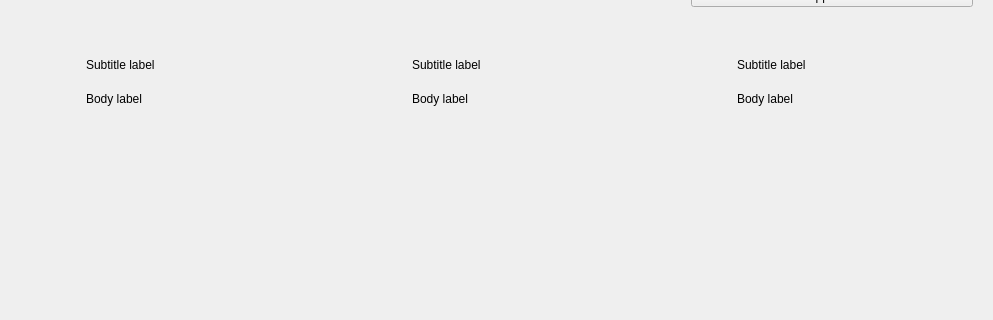
Qt form app/view/designer/about_interface.ui (mangofanfan/FanTools2) before a commit; both pictures show x 0 to 993 and y 325 to 645 of the 993 by 753 pixel window.
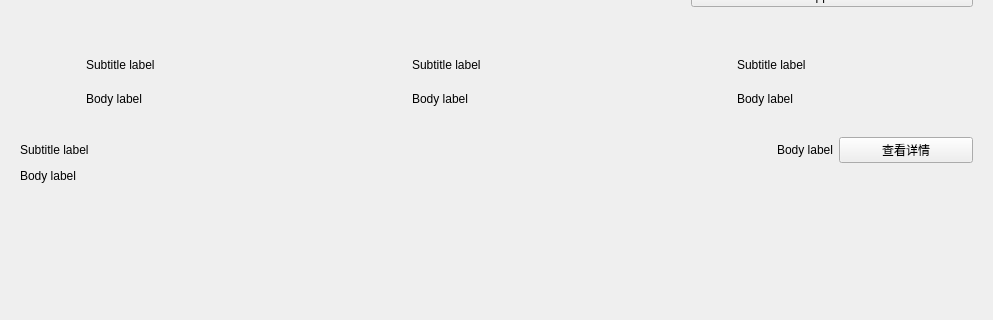
The same form after that commit. Custom widgets are drawn as their Qt base class.

```diff
--- a/app/view/designer/about_interface.ui
+++ b/app/view/designer/about_interface.ui
@@ -323,6 +323,52 @@
      </item>
     </layout>
    </item>
+   <item>
+    <widget class="SimpleCardWidget" name="SimpleCardWidget_3">
+     <property name="minimumSize">
+      <size>
+       <width>0</width>
+       <height>0</height>
+      </size>
+     </property>
+     <layout class="QGridLayout" name="gridLayout_6" columnstretch="3,3,1" columnminimumwidth="0,0,0">
+      <item row="0" column="1">
+       <widget class="BodyLabel" name="BodyLabel_NewsTime">
+        <property name="layoutDirection">
+         <enum>Qt::LeftToRight</enum>
+        </property>
+        <property name="text">
+         <string>Body label</string>
+        </property>
+        <property name="alignment">
+         <set>Qt::AlignRight|Qt::AlignTrailing|Qt::AlignVCenter</set>
+        </property>
+       </widget>
+      </item>
+      <item row="0" column="0">
+       <widget class="SubtitleLabel" name="SubtitleLabel_News">
+        <property name="text">
+         <string>Subtitle label</string>
+        </property>
+       </widget>
+      </item>
+      <item row="0" column="2">
+       <widget class="PrimaryPushButton" name="PrimaryPushButton">
+        <property name="text">
+         <string>查看详情</string>
+        </property>
+       </widget>
+      </item>
+      <item row="1" column="0" colspan="3">
+       <widget class="BodyLabel" name="BodyLabel_News">
+        <property name="text">
+         <string>Body label</string>
+        </property>
+       </widget>
+      </item>
+     </layout>
+    </widget>
+   </item>
    <item>
     <spacer name="verticalSpacer_5">
      <property name="orientation">
@@ -349,6 +395,11 @@
    <extends>QPushButton</extends>
    <header>qfluentwidgets</header>
   </customwidget>
+  <customwidget>
+   <class>PrimaryPushButton</class>
+   <extends>PushButton</extends>
+   <header>qfluentwidgets</header>
+  </customwidget>
   <customwidget>
    <class>HorizontalSeparator</class>
    <extends>QWidget</extends>
```
